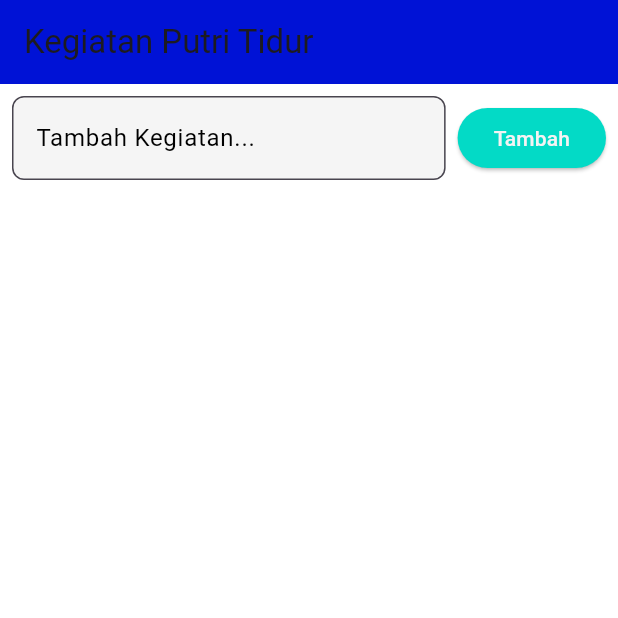
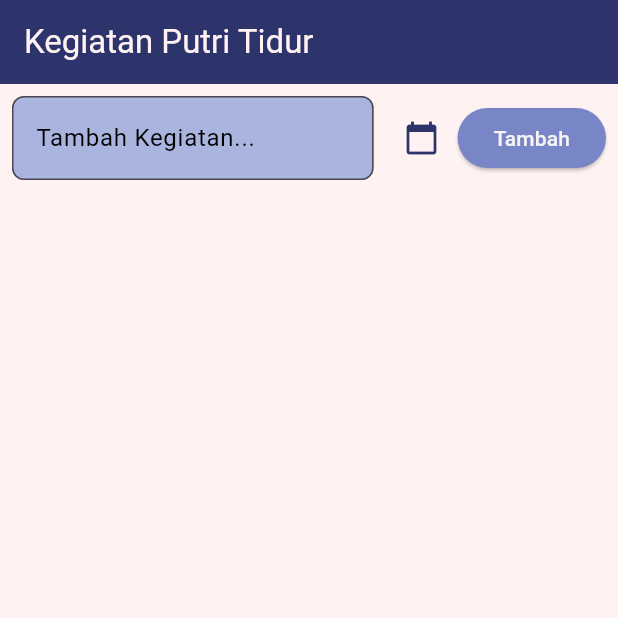
Before and after one commit to nizarafham/todo-app, a Flutter app: the screen it shows after launch, after a tap on "Tambah", on a phone screen of 412 x 824 dp, the top half of it. Run offline on Flutter 3.47's test engine with Material 3 defaults, Android fonts, the phone set to English and light mode, and no system bars; our stand-ins replace equatable, flutter_bloc, flutter_local_notifications, shared_preferences, timezone.

```diff
--- a/lib/core/constants/colors.dart
+++ b/lib/core/constants/colors.dart
@@ -2,19 +2,19 @@ import 'package:flutter/material.dart';
 
 class AppColors {
   // Primary Colors
-  static const Color primary = Color.fromARGB(255, 0, 18, 214);
+  static const Color primary = Color(0xFF2D336B);
   static const Color primaryVariant = Color(0xFF3700B3);
 
   // Secondary Colors
-  static const Color secondary = Color(0xFF03DAC6);
+  static const Color secondary = Color(0xFF7886C7);
   static const Color secondaryVariant = Color(0xFF018786);
 
   // Background Colors
-  static const Color background = Color(0xFFFFFFFF);
-  static const Color surface = Color(0xFFF5F5F5);
+  static const Color background = Color(0xFFFFF2F2);
+  static const Color surface = Color(0xFFA9B5DF);
 
   // Error Colors
-  static const Color error = Color(0xFFB00020);
+  static const Color error = Color.fromARGB(255, 176, 0, 0);
 
   // Text Colors
   static const Color onPrimary = Color(0xFFFFFFFF);
@@ -24,6 +24,6 @@ class AppColors {
   static const Color onError = Color(0xFFFFFFFF);
 
   // Additional Colors
-  static const Color accent = Color(0xFFE91E63);
+  static const Color accent = Color.fromARGB(255, 189, 22, 22);
   static const Color disabled = Color(0xFF9E9E9E);
 }
--- /dev/null
+++ b/lib/core/utils/notification_helper.dart
@@ -0,0 +1,49 @@
+import 'package:flutter_local_notifications/flutter_local_notifications.dart';
+import 'package:timezone/timezone.dart' as tz;
+import 'package:timezone/data/latest_all.dart' as tz;
+
+class NotificationHelper {
+  static final NotificationHelper _instance = NotificationHelper._internal();
+  factory NotificationHelper() => _instance;
+
+  late FlutterLocalNotificationsPlugin flutterLocalNotificationsPlugin;
+
+  NotificationHelper._internal() {
+    flutterLocalNotificationsPlugin = FlutterLocalNotificationsPlugin();
+  }
+
+  Future<void> initNotifications() async {
+    tz.initializeTimeZones();
+
+    const AndroidInitializationSettings initializationSettingsAndroid =
+        AndroidInitializationSettings('@mipmap/ic_launcher');
+
+    final InitializationSettings initializationSettings =
+        InitializationSettings(android: initializationSettingsAndroid);
+
+    await flutterLocalNotificationsPlugin.initialize(initializationSettings);
+  }
+
+  Future<void> scheduleTodoNotification(int id, DateTime scheduledTime, String title) async {
+    final tz.TZDateTime tzScheduledTime = tz.TZDateTime.from(scheduledTime, tz.local);
+
+    final androidDetails = AndroidNotificationDetails(
+      'todo_channel',
+      'To-Do Notifications',
+      importance: Importance.high,
+      priority: Priority.high,
+    );
+
+    final notificationDetails = NotificationDetails(android: androidDetails);
+
+    await flutterLocalNotificationsPlugin.zonedSchedule(
+      id,
+      'Pengingat To-Do',
+      title,
+      tzScheduledTime,
+      notificationDetails,
+      androidAllowWhileIdle: true,
+      uiLocalNotificationDateInterpretation: UILocalNotificationDateInterpretation.absoluteTime,
+    );
+  }
+}
--- a/lib/data/repositories/todo_repository_impl.dart
+++ b/lib/data/repositories/todo_repository_impl.dart
@@ -1,3 +1,5 @@
+import 'package:todo_app/data/models/todo_model.dart';
+
 import '../../domain/repositories/todo_repository.dart';
 import '../../domain/entities/todo.dart';
 import '../datasources/local_todo_data_source.dart';
@@ -14,7 +16,7 @@ class TodoRepositoryImpl implements TodoRepository {
 
   @override
   Future<void> addTodo(Todo todo) async {
-    await localDataSource.addTodo(todo);
+    await localDataSource.addTodo(TodoModel.fromEntity(todo));  // Konversi sebelum menyimpan
   }
 
   @override
--- a/lib/domain/entities/todo.dart
+++ b/lib/domain/entities/todo.dart
@@ -4,13 +4,15 @@ class Todo extends Equatable {
   final String id;
   final String title;
   final bool completed;
+  final DateTime? dueDate; // Tambahkan properti ini
 
   const Todo({
     required this.id,
     required this.title,
     required this.completed,
+    this.dueDate,
   });
 
   @override
-  List<Object?> get props => [id, title, completed];
+  List<Object?> get props => [id, title, completed, dueDate];
 }
--- a/lib/main.dart
+++ b/lib/main.dart
@@ -9,9 +9,12 @@ import 'package:todo_app/data/datasources/local_todo_data_source_impl.dart';
 import 'package:todo_app/data/repositories/todo_repository_impl.dart';
 import 'package:todo_app/domain/usecases/get_todos.dart';
 import 'package:todo_app/presentation/bloc/todo_bloc.dart';
+import 'package:todo_app/core/utils/notification_helper.dart'; // Tambahkan import
 
 void main() async {
   WidgetsFlutterBinding.ensureInitialized();
+
+  await NotificationHelper().initNotifications(); // Tambahkan ini
 
   final localDataSource = LocalTodoDataSourceImpl();
   final todoRepository = TodoRepositoryImpl(localDataSource);
@@ -52,7 +55,7 @@ class MyApp extends StatelessWidget {
         ),
       ],
       child: MaterialApp(
-        title: 'To-Do List',
+        title: 'ma luv rawr',
         home: TodoListPage(),
       ),
     );
--- a/lib/presentation/pages/todo_list_page.dart
+++ b/lib/presentation/pages/todo_list_page.dart
@@ -1,9 +1,11 @@
 import 'package:flutter/material.dart';
 import 'package:flutter_bloc/flutter_bloc.dart';
-import 'package:todo_app/core/constants/colors.dart'; // Import warna
+import 'package:todo_app/core/constants/colors.dart';
+import 'package:todo_app/core/utils/notification_helper.dart';
 import 'package:todo_app/presentation/bloc/todo_event.dart';
 import 'package:todo_app/presentation/bloc/todo_state.dart';
 import 'package:uuid/uuid.dart';
+import 'package:intl/intl.dart'; // Tambahkan untuk format tanggal
 import '../../domain/entities/todo.dart';
 import '../bloc/todo_bloc.dart';
 import '../widgets/todo_item.dart';
@@ -16,17 +18,82 @@ class TodoListPage extends StatefulWidget {
 class _TodoListPageState extends State<TodoListPage> {
   final TextEditingController _todoController = TextEditingController();
   final Uuid _uuid = Uuid();
+  DateTime? _selectedDateTime; // Tambahkan untuk menyimpan tanggal & jam
 
-  void _addTodo() {
+  void _selectDateTime() async {
+    DateTime? pickedDate = await showDatePicker(
+      context: context,
+      initialDate: DateTime.now(),
+      firstDate: DateTime.now(),
+      lastDate: DateTime(2100),
+    );
+
+    if (pickedDate != null) {
+      TimeOfDay? pickedTime = await showTimePicker(
+        context: context,
+        initialTime: TimeOfDay.now(),
+      );
+
+      if (pickedTime != null) {
+        setState(() {
+          _selectedDateTime = DateTime(
+            pickedDate.year,
+            pickedDate.month,
+            pickedDate.day,
+            pickedTime.hour,
+            pickedTime.minute,
+          );
+        });
+      }
+    }
+  }
+
+  void _addTodo() async {
     if (_todoController.text.isNotEmpty) {
+      DateTime? pickedDate = await showDatePicker(
+        context: context,
+        initialDate: DateTime.now(),
+        firstDate: DateTime.now(),
+        lastDate: DateTime(2100),
+      );
+
+      if (pickedDate != null) {
+        TimeOfDay? pickedTime = await showTimePicker(
+          context: context,
+          initialTime: TimeOfDay.now(),
+        );
+
+        if (pickedTime != null) {
+          final scheduledTime = DateTime(
+            pickedDate.year,
+            pickedDate.month,
+            pickedDate.day,
+            pickedTime.hour,
+            pickedTime.minute,
+          );
+
           final newTodo = Todo(
             id: _uuid.v4(),
             title: _todoController.text,
             completed: false,
+            dueDate: scheduledTime,  // Simpan waktu di todo
           );
+
           context.read<TodoBloc>().add(AddTodoEvent(newTodo));
+
+          // Jadwalkan notifikasi alarm
+          NotificationHelper().scheduleTodoNotification(newTodo.id.hashCode, scheduledTime, newTodo.title);
+
           _todoController.clear();
         }
+      }
+    }
+  }
+
+
+  String _formatDate(DateTime? date) {
+    if (date == null) return "Tidak ada batas waktu";
+    return DateFormat('dd MMM yyyy, HH:mm').format(date);
   }
 
   @override
@@ -34,13 +101,16 @@ class _TodoListPageState extends State<TodoListPage> {
     return Scaffold(
       appBar: AppBar(
         title: Text("Kegiatan Putri Tidur"),
-        backgroundColor: AppColors.primary, // Warna AppBar
+        foregroundColor: AppColors.background,
+        backgroundColor: AppColors.primary,
       ),
       body: Column(
         children: [
           Padding(
             padding: const EdgeInsets.all(8.0),
-            child: Row(
+            child: Column(
+              children: [
+                Row(
                   children: [
                     Expanded(
                       child: TextField(
@@ -58,15 +128,21 @@ class _TodoListPageState extends State<TodoListPage> {
                       ),
                     ),
                     SizedBox(width: 8),
+                    IconButton(
+                      icon: Icon(Icons.calendar_today, color: AppColors.primary),
+                      onPressed: null,
+                    ),
                     ElevatedButton(
                       onPressed: _addTodo,
                       style: ElevatedButton.styleFrom(
-                    backgroundColor: AppColors.secondary, // Warna tombol
+                        backgroundColor: AppColors.secondary,
                       ),
                       child: Text(
                         "Tambah",
                         style: TextStyle(color: AppColors.onSecondary),
                       ),
+                    ),
+                  ],
                 ),
               ],
             ),
@@ -94,7 +170,7 @@ class _TodoListPageState extends State<TodoListPage> {
                 }
                 return Center(
                   child: Text(
-                    "Belum ada To-Do.",
+                    "Belum ada Kegiatan.",
                     style: TextStyle(color: AppColors.onBackground),
                   ),
                 );
@@ -103,7 +179,7 @@ class _TodoListPageState extends State<TodoListPage> {
           ),
         ],
       ),
-      backgroundColor: AppColors.background, // Warna latar belakang
+      backgroundColor: AppColors.background,
     );
   }
 }
--- a/pubspec.yaml
+++ b/pubspec.yaml
@@ -38,6 +38,10 @@ dependencies:
   cupertino_icons: ^1.0.8
   shared_preferences: ^2.5.2
   uuid: ^4.5.1
+  intl: ^0.18.0
+  flutter_local_notifications: ^16.3.2
+  android_alarm_manager_plus: ^2.0.6
+  timezone: ^0.9.2
 
 dev_dependencies:
   flutter_test:
```
Also changed, not shown: lib/data/datasources/local_todo_data_source_impl.dart (+39 -23 lines), lib/data/models/todo_model.dart (+15 -2 lines), lib/presentation/bloc/todo_bloc.dart (+7 -3 lines), lib/presentation/widgets/todo_item.dart (+14 -1 lines), pubspec.lock, 1 other file. Lines whose indentation alone changed are shown as unchanged.
